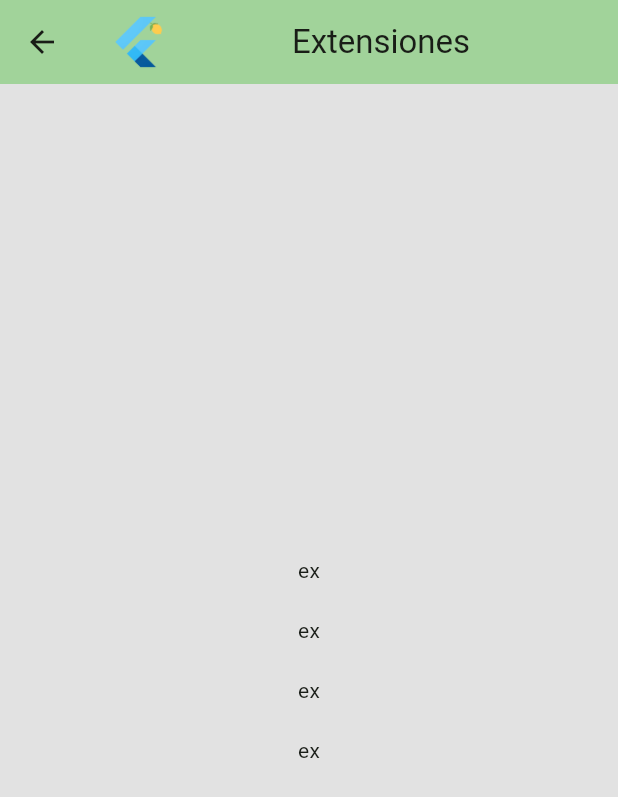
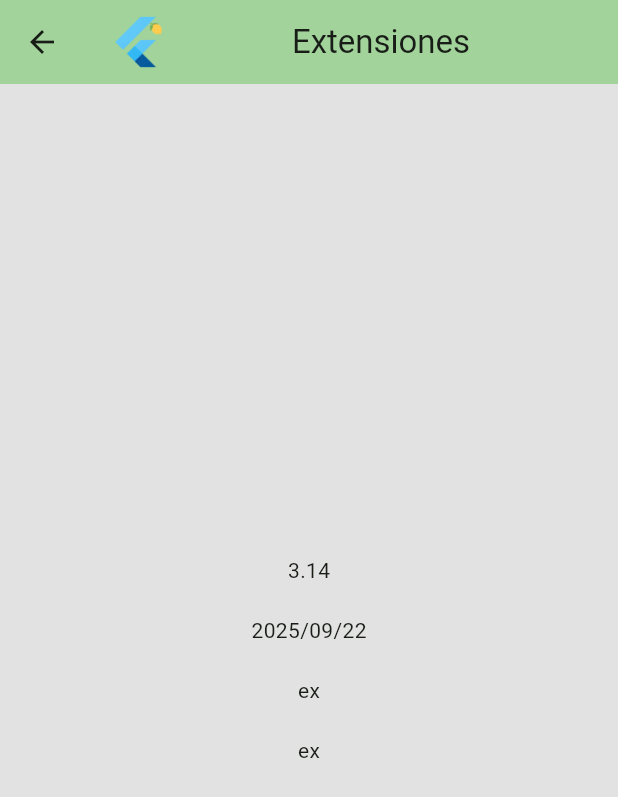
Before and after one commit to carlosparra1998/flutter-murcia-2-oct, a Flutter app: the HomeView screen opened by its route, after a tap on "Extensiones", on a phone screen of 412 x 824 dp. Shown: the top 797 px of the screen. Run offline on Flutter 3.47's test engine with Material 3 defaults, Android fonts, the phone set to English and light mode, and no system bars; our stand-ins replace dio, flutter_dotenv, get, shared_preferences; missing offline and left inert: flag; accounts and stored records are empty; network calls fail.

Commit message:
finish task

```diff
--- /dev/null
+++ b/lib/app/extensions/datetime.dart
@@ -0,0 +1,7 @@
+import 'package:intl/intl.dart';
+
+extension DatetimeExt on DateTime {
+  String get fromDatetime {
+    return DateFormat('yyyy/MM/dd').format(this);
+  }
+}
--- /dev/null
+++ b/lib/app/extensions/num.dart
@@ -0,0 +1,7 @@
+import 'package:intl/intl.dart';
+
+extension NumExtension on num {
+  double get getCurrencyFormat {
+    return double.tryParse(toStringAsFixed(2)) ?? 0.0;
+  }
+}
--- a/lib/app/services/home_provider/home_provider.dart
+++ b/lib/app/services/home_provider/home_provider.dart
@@ -11,11 +11,13 @@ class HomeProvider with ChangeNotifier {
   void onPressHomeOption(BuildContext context, HomeOption option) async {
     switch (option) {
       case HomeOption.dio:
-        await AuthRepository.login('user1', 'pass');
+        final res = await AuthRepository.login('user1', 'pass');
+        print(res);
       case HomeOption.env:
-        Get.toNamed(RouterHelper.getEnvScreen(), arguments: {
-          "example" : "Hello view!"
-        });
+        Get.toNamed(
+          RouterHelper.getEnvScreen(),
+          arguments: {"example": "Hello view!"},
+        );
 
       case HomeOption.internationalitation:
         Navigator.push(
--- a/lib/app/views/env_variables/env_variables_view.dart
+++ b/lib/app/views/env_variables/env_variables_view.dart
@@ -1,4 +1,5 @@
 import 'package:flutter/material.dart';
+import 'package:flutter_murcia_2_oct/app/utils/env.dart';
 import 'package:flutter_murcia_2_oct/app/widgets/my_app_bar.dart';
 import 'package:get/get.dart';
 
@@ -22,11 +23,10 @@ class _EnvVariablesViewState extends State<EnvVariablesView> {
           children: [
             Text(widget.comment),
             SizedBox(height: 20),
-            Text('ex'),
+            Text(Env.API_URL ?? ''),
             SizedBox(height: 20),
-            Text('ex'),
+            Text(Env.PASSWORD ?? ''),
             SizedBox(height: 20),
-            Text('ex'),
           ],
         ),
       ),
--- a/lib/app/views/extensions/extensions_view.dart
+++ b/lib/app/views/extensions/extensions_view.dart
@@ -1,4 +1,6 @@
 import 'package:flutter/material.dart';
+import 'package:flutter_murcia_2_oct/app/extensions/datetime.dart';
+import 'package:flutter_murcia_2_oct/app/extensions/num.dart';
 import 'package:flutter_murcia_2_oct/app/widgets/my_app_bar.dart';
 
 class ExtensionsView extends StatefulWidget {
@@ -18,9 +20,9 @@ class _ExtensionsView extends State<ExtensionsView> {
         child: Column(
           mainAxisAlignment: MainAxisAlignment.center,
           children: [
-            Text('ex'),
+            Text("${3.13999999.getCurrencyFormat}"),
             SizedBox(height: 20),
-            Text('ex'),
+            Text(DateTime.now().fromDatetime),
             SizedBox(height: 20),
             Text('ex'),
             SizedBox(height: 20),
```
